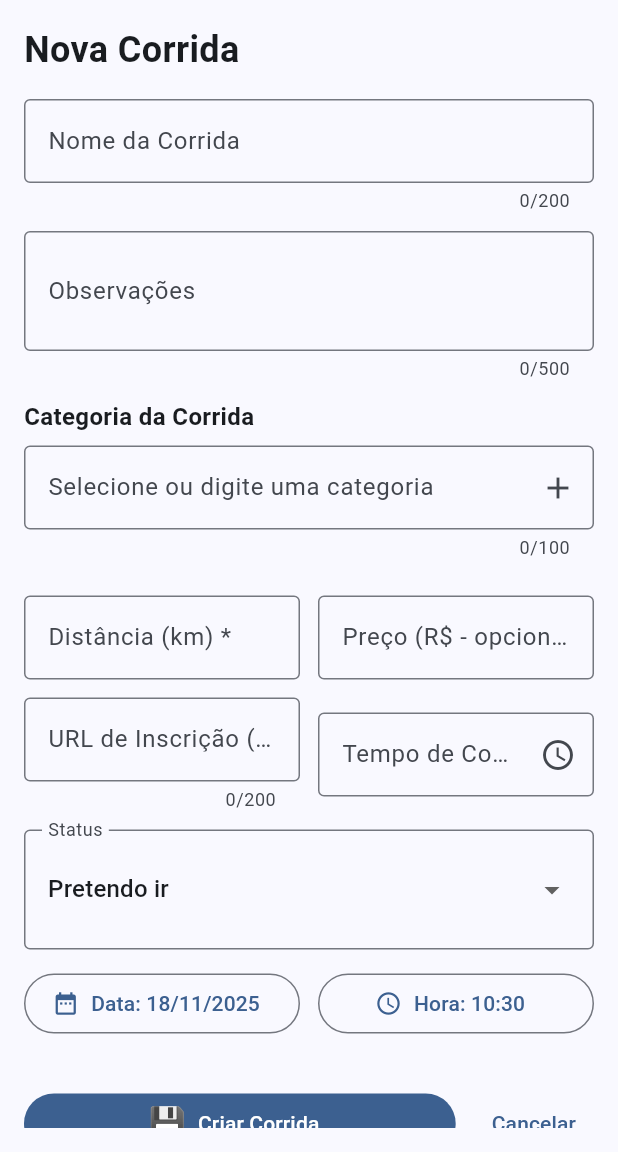
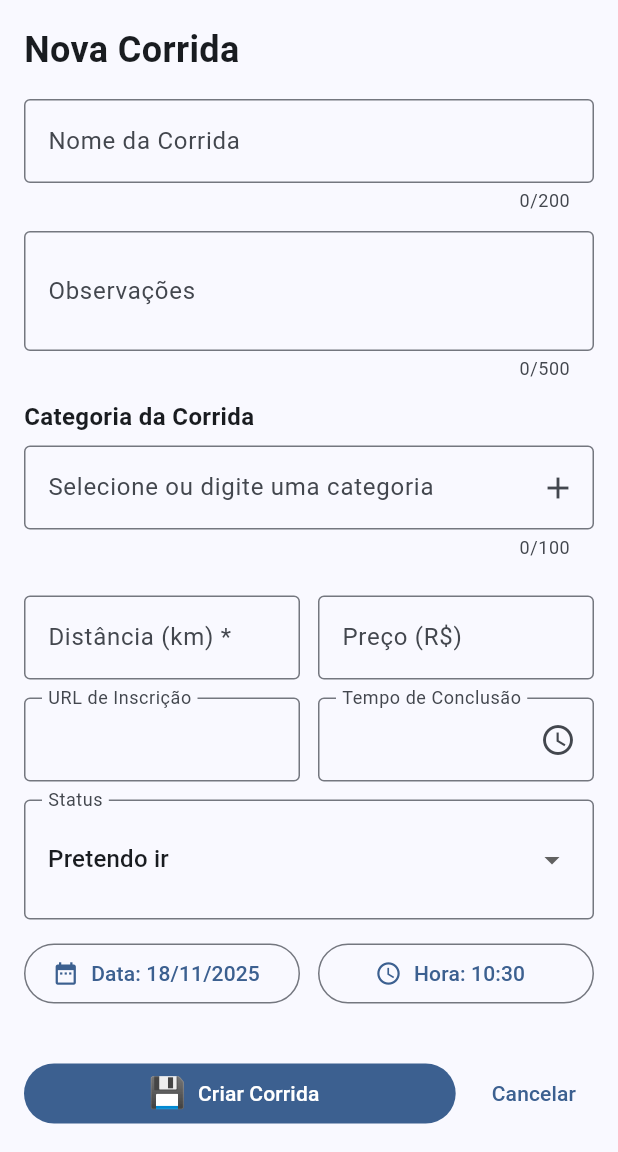
Before and after one commit to adcdenis/gercorridas, a Flutter app: the CorridaFormPage screen opened by its route, on a phone screen of 412 x 824 dp, the part 84-1236 px from its top. Run offline on Flutter 3.47's test engine with Material 3 defaults, Android fonts, the phone set to English and light mode, and no system bars; our stand-ins replace drift, file_picker, flutter_riverpod, freezed_annotation, go_router, google_sign_in and 4 more; missing offline and left inert: dart:html, excel, googleapis; accounts and stored records are empty; generated files the repository leaves out were written again.

Commit message:
refactor(form): update field labels and improve form behavior
- Remove "(opcional)" from field labels to simplify UI
- Add floatingLabelBehavior and counterText for better form field behavior

```diff
--- a/lib/presentation/pages/corrida_form_page.dart
+++ b/lib/presentation/pages/corrida_form_page.dart
@@ -431,7 +431,7 @@ class _CorridaFormPageState extends ConsumerState<CorridaFormPage> {
                   child: TextFormField(
                     controller: _priceCtrl,
                     decoration: InputDecoration(
-                      labelText: 'Preço (R\$ - opcional)',
+                      labelText: 'Preço (R\$)',
                       border: OutlineInputBorder(),
                     ),
                     keyboardType: TextInputType.numberWithOptions(decimal: true),
@@ -453,8 +453,10 @@ class _CorridaFormPageState extends ConsumerState<CorridaFormPage> {
                   child: TextFormField(
                     controller: _urlCtrl,
                     decoration: const InputDecoration(
-                      labelText: 'URL de Inscrição (opcional)',
+                      labelText: 'URL de Inscrição',
                       border: OutlineInputBorder(),
+                      floatingLabelBehavior: FloatingLabelBehavior.always,
+                      counterText: '',
                     ),
                     keyboardType: TextInputType.url,
                     maxLength: 200,
@@ -466,8 +468,9 @@ class _CorridaFormPageState extends ConsumerState<CorridaFormPage> {
                     controller: _finishCtrl,
                     readOnly: true,
                     decoration: InputDecoration(
-                      labelText: 'Tempo de Conclusão (opcional)',
+                      labelText: 'Tempo de Conclusão',
                       border: const OutlineInputBorder(),
+                      floatingLabelBehavior: FloatingLabelBehavior.always,
                       suffixIcon: IconButton(
                         tooltip: 'Selecionar horário',
                         icon: const Icon(Icons.access_time),
```
